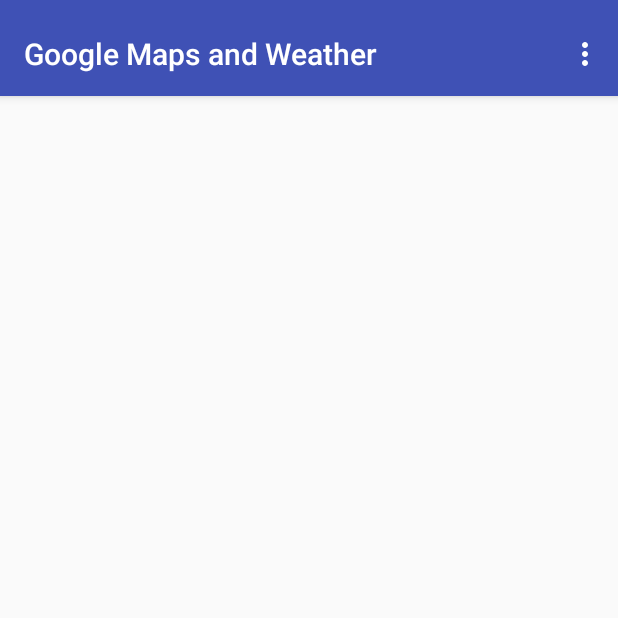
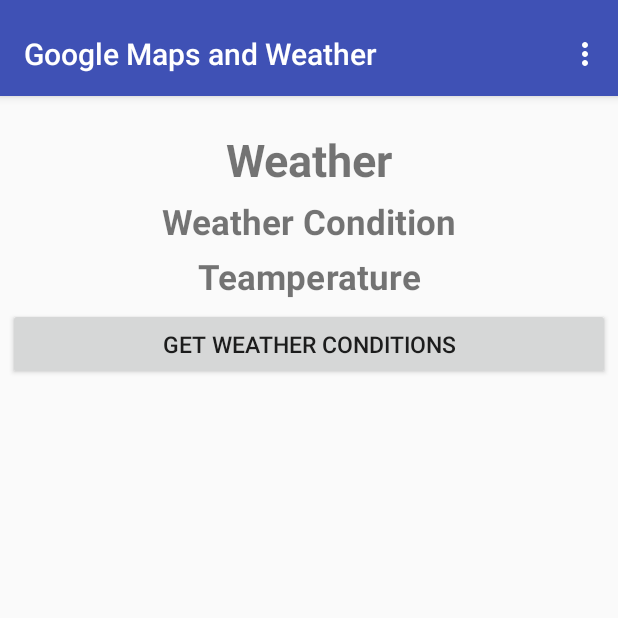
Before and after one commit to Navjot-Nagi/Assignment1-PROG3210, an Android app: the MainActivity screen opened directly, with no data from a screen before it, on a phone screen of 412 x 824 dp, the top half of it. Run offline under Robolectric (Android 15) with nearby library versions, the phone set to English and light mode, and no system bars; our stand-ins replace Room's generated code; libraries missing offline, so code that uses them is left out: android.arch.persistence.

Commit message:
Weather Activity
Weather activity showing data from Weather table

```diff
--- a/Assignment1/app/src/main/java/ca/on/conestogac/navjot/assignment1/MainActivity.java
+++ b/Assignment1/app/src/main/java/ca/on/conestogac/navjot/assignment1/MainActivity.java
@@ -6,8 +6,21 @@ import android.os.Bundle;
 import android.support.v7.widget.Toolbar;
 import android.view.Menu;
 import android.view.MenuItem;
+import android.view.View;
+import android.widget.TextView;
+
+import java.util.List;
+
+import data.AppDatabase;
+import data.Weather;
+
 
 public class MainActivity extends AppCompatActivity {
+    private AppDatabase database;
+    private Weather weather;
+    private TextView weatherCondition;
+    private TextView temperature;
+
 
     @Override
     protected void onCreate(Bundle savedInstanceState) {
@@ -15,6 +28,21 @@ public class MainActivity extends AppCompatActivity {
         setContentView(R.layout.activity_main);
         Toolbar toolbar = (Toolbar) findViewById(R.id.toolbar);
         setSupportActionBar(toolbar);
+        weatherCondition = (TextView)
+                findViewById(R.id.WeatherConditionLabel);
+        temperature = (TextView)
+                findViewById(R.id.temperature);
+        database = AppDatabase.getDatabase(this.getApplication());
+    }
+    public void weatherConditions()
+    {
+        String userNameString = weatherCondition.getText().toString();
+        String passwordString = temperature.getText().toString();
+        List<Weather> getWeather = database.weatherDao().getWeather();
+
+        weatherCondition.setText(getWeather.get(0).weatherCondition);
+        temperature.setText(getWeather.get(0).temperature);
+
     }
 
     @Override
@@ -43,4 +71,8 @@ public class MainActivity extends AppCompatActivity {
 
         return super.onOptionsItemSelected(item);
     }
+
+    public void getWeatherConditions(View view) {
+        weatherConditions();
+    }
 }
--- a/Assignment1/app/src/main/res/layout/activity_main.xml
+++ b/Assignment1/app/src/main/res/layout/activity_main.xml
@@ -29,10 +29,54 @@
 
     <RelativeLayout xmlns:android="http://schemas.android.com/apk/res/android"
         xmlns:tools="http://schemas.android.com/tools"
-        android:layout_width="368dp"
-        android:layout_height="495dp">
+        android:layout_width="match_parent"
+        android:layout_height="match_parent">
 
+        <TextView
+            android:id="@+id/WeatherTitle"
+            android:layout_width="match_parent"
+            android:layout_height="wrap_content"
+            android:layout_alignParentTop="true"
+            android:layout_centerHorizontal="true"
+            android:layout_marginTop="86dp"
+            android:text="@string/weather_title"
+            android:textSize="30sp"
+            android:textStyle="bold"
+            android:textAlignment="center"/>
+        <TextView
+            android:id="@+id/WeatherConditionLabel"
+            android:layout_width="match_parent"
+            android:layout_height="wrap_content"
+            android:layout_below="@+id/WeatherTitle"
+            android:layout_margin="3dp"
+            android:padding="2dp"
+            android:layout_centerHorizontal="true"
+            android:text="@string/weather_condition"
+            android:textSize="23sp"
+            android:textStyle="bold"
+            android:textAlignment="center"/>
 
-
+        <TextView
+            android:id="@+id/temperature"
+            android:layout_width="match_parent"
+            android:layout_height="wrap_content"
+            android:layout_below="@+id/WeatherConditionLabel"
+            android:layout_toRightOf="@+id/colon"
+            android:ems="8"
+            android:layout_centerHorizontal="true"
+            android:inputType="text"
+            android:text="@string/weather_temperature"
+            android:textAlignment="center"
+            android:textSize="23sp"
+            android:textStyle="bold"/>
+        <Button
+            android:id="@+id/get_weather_conditions"
+            android:layout_width="match_parent"
+            android:layout_height="wrap_content"
+            android:layout_margin="5dp"
+            android:layout_below="@+id/temperature"
+            android:text="@string/gget_weather_conditions"
+            android:textSize="15sp"
+            android:onClick="getWeatherConditions"/>
     </RelativeLayout>
 </android.support.constraint.ConstraintLayout>
--- a/Assignment1/app/src/main/res/values/strings.xml
+++ b/Assignment1/app/src/main/res/values/strings.xml
@@ -27,4 +27,8 @@
     <string name="action_Location">Locatons</string>
     <string name="location_name_title">Locations</string>
     <string name="test">test</string>
+    <string name="weather_title">Weather</string>
+    <string name="weather_condition">Weather Condition</string>
+    <string name="gget_weather_conditions">Get Weather Conditions</string>
+    <string name="weather_temperature">Teamperature</string>
 </resources>
```
